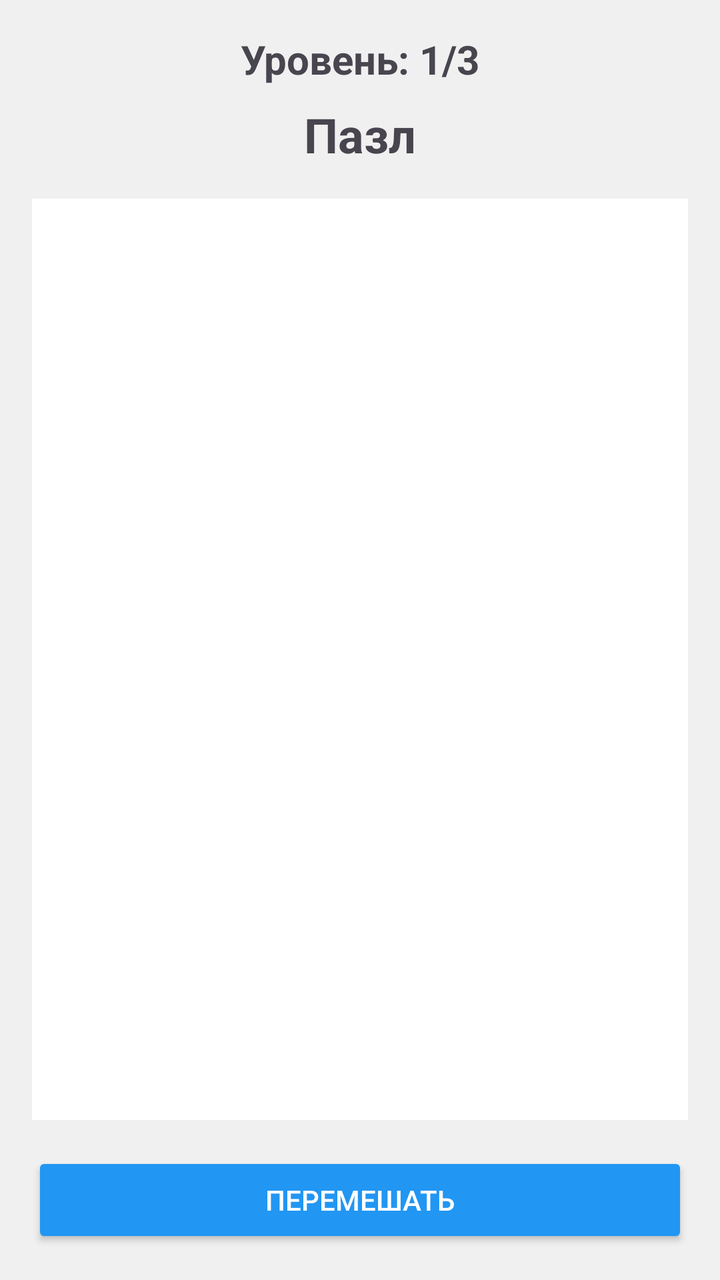
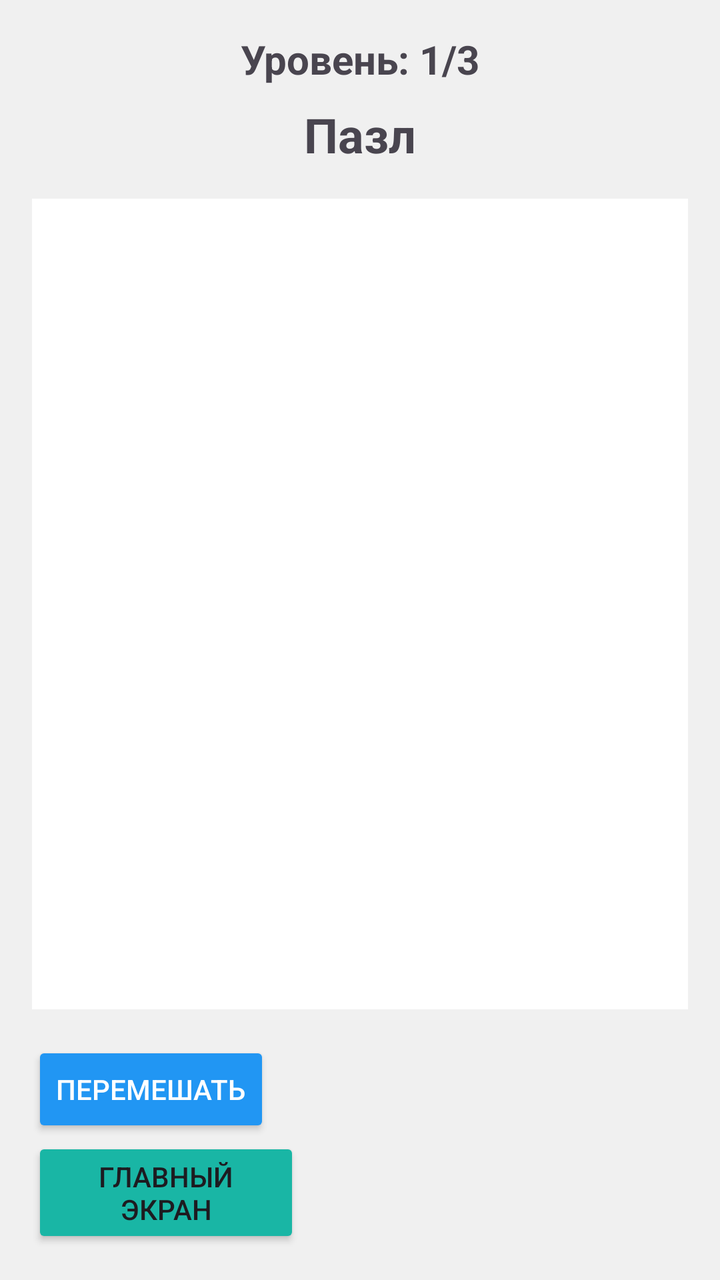

The first picture is an Android layout as it rendered before a commit; the second is the same layout after the commit. The layout source and the unified diff follow.
<!-- AndroidManifest.xml: application theme Theme.Puzzles -->
<!-- res/layout/activity_main.xml -->
<?xml version="1.0" encoding="utf-8"?>
<LinearLayout xmlns:android="http://schemas.android.com/apk/res/android"
    android:layout_width="match_parent"
    android:layout_height="match_parent"
    android:orientation="vertical"
    android:padding="16dp"
    android:background="#f0f0f0">

    <TextView
        android:id="@+id/tvLevel"
        android:layout_width="match_parent"
        android:layout_height="wrap_content"
        android:text="Уровень: 1/3"
        android:textSize="20sp"
        android:textStyle="bold"
        android:gravity="center"
        android:layout_marginBottom="8dp" />

    <TextView
        android:layout_width="match_parent"
        android:layout_height="wrap_content"
        android:text="Пазл"
        android:textSize="24sp"
        android:textStyle="bold"
        android:gravity="center"
        android:layout_marginBottom="16dp" />

    <LinearLayout
        android:layout_width="match_parent"
        android:layout_height="0dp"
        android:layout_weight="1"
        android:id="@+id/puzzleContainer"
        android:background="#ffffff"
        android:orientation="vertical" />

    <Button
        android:id="@+id/btnShuffle"
        android:layout_width="match_parent"
        android:layout_height="wrap_content"
        android:text="Перемешать"
        android:layout_marginTop="16dp"
        android:backgroundTint="#2196F3"
        android:textColor="#ffffff" />

</LinearLayout>
<!-- resources referenced by this layout -->
<resources>
  <style name="Theme.Puzzles" parent="Base.Theme.Puzzles" />
  <style name="Base.Theme.Puzzles" parent="Theme.Material3.DayNight.NoActionBar">
          
          
      </style>
</resources>

<!-- the commit's change to res/layout/activity_main.xml (unified diff, before → after) -->
@@ -35,11 +35,18 @@
 
     <Button
         android:id="@+id/btnShuffle"
-        android:layout_width="match_parent"
+        android:layout_width="wrap_content"
         android:layout_height="wrap_content"
-        android:text="Перемешать"
         android:layout_marginTop="16dp"
         android:backgroundTint="#2196F3"
+        android:text="Перемешать"
         android:textColor="#ffffff" />
 
+    <Button
+        android:id="@+id/button"
+        android:layout_width="134dp"
+        android:layout_height="wrap_content"
+        android:backgroundTint="#19B6A5"
+        android:text="Главный экран" />
+
 </LinearLayout>
